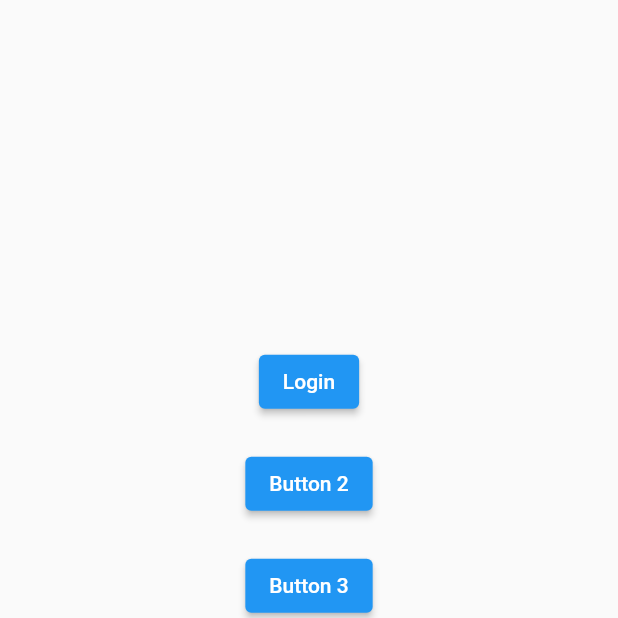
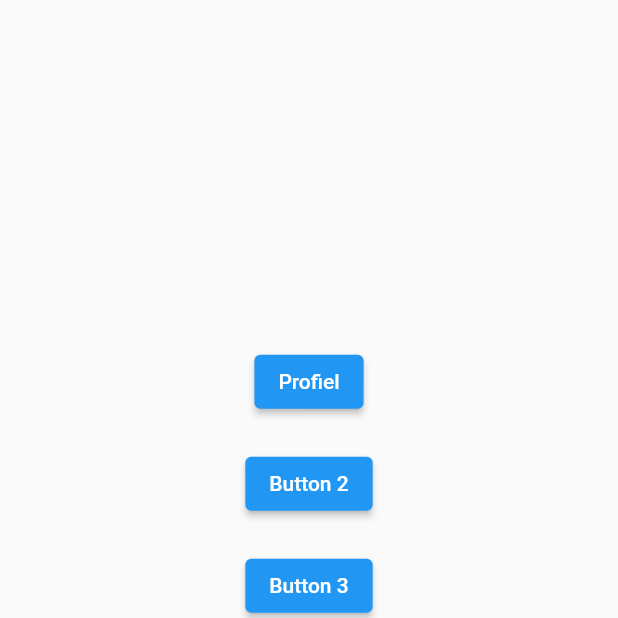
Before and after one commit to Lenaerts-Nestor/Project_Mobile_Development, a Flutter app: the screen it shows once a user with an empty profile is signed in, item 2 of the bottom bar chosen, on a phone screen of 412 x 824 dp, the top half of it. Run offline on Flutter 3.47's test engine with Material 2 defaults, Android fonts, the phone set to English and light mode, and no system bars; drawn by our look-alikes of google_nav_bar; our stand-ins replace cloud_firestore, firebase_auth, firebase_core; accounts and stored records are empty.

Commit message:
structureren van settings

```diff
--- a/lib/main.dart
+++ b/lib/main.dart
@@ -1,11 +1,8 @@
 // ignore_for_file: prefer_const_constructors
 
-import 'package:firebase_auth/firebase_auth.dart';
 import 'package:firebase_core/firebase_core.dart';
 import 'package:flutter/material.dart';
 import 'package:parkflow/firebase_options.dart';
-
-import 'package:parkflow/pages/login/loginPage.dart';
 import 'package:parkflow/pages/login/entrancePage.dart';
 
 Future<void> main() async {
--- a/lib/pages/home/homepage.dart
+++ b/lib/pages/home/homepage.dart
@@ -1,8 +1,8 @@
 import 'package:firebase_auth/firebase_auth.dart';
 import 'package:flutter/material.dart';
 import 'package:parkflow/components/navigationbar.dart';
-import 'package:parkflow/pages/settings/settingsPage.dart';
-import 'package:parkflow/pages/map/map.dart';
+import 'package:parkflow/pages/settings/settingsMain.dart';
+import 'package:parkflow/pages/settings/pages/voertuigenPage.dart';
 
 class HomePage extends StatefulWidget {
   const HomePage({Key? key}) : super(key: key);
@@ -21,7 +21,7 @@ class _HomePageState extends State<HomePage> {
 
   final List<Widget> _pages = [
     //map page?
-    MapPage(),
+    VoertuigenPage(),
     //setting page?
     SettingsPage(),
     //nog extra pages ?
--- a/lib/pages/login/signup/signUpPage.dart
+++ b/lib/pages/login/signup/signUpPage.dart
@@ -2,12 +2,9 @@ import 'package:cloud_firestore/cloud_firestore.dart';
 import 'package:firebase_auth/firebase_auth.dart';
 import 'package:flutter/gestures.dart';
 import 'package:flutter/material.dart';
-import 'package:flutter/src/widgets/framework.dart';
-import 'package:flutter/src/widgets/placeholder.dart';
-import 'package:flutter/widgets.dart';
-import 'package:parkflow/model/userModel.dart';
 
 import '../../../main.dart';
+import '../../../model/user.dart';
 
 class SignUpPage extends StatefulWidget {
   final Function() onClickedSignIn;
--- a/lib/pages/settings/profielPage.dart
+++ b/lib/pages/settings/pages/profielPage.dart
@@ -2,8 +2,6 @@
 
 import 'package:firebase_auth/firebase_auth.dart';
 import 'package:flutter/material.dart';
-import 'package:flutter/src/widgets/framework.dart';
-import 'package:flutter/src/widgets/placeholder.dart';
 
 class ProfielPage extends StatefulWidget {
   const ProfielPage({super.key});
@@ -15,7 +13,7 @@ class ProfielPage extends StatefulWidget {
 class _ProfielPageState extends State<ProfielPage> {
   @override
   Widget build(BuildContext context) {
-    final user = FirebaseAuth.instance.currentUser!;
+    late final user = FirebaseAuth.instance.currentUser!;
     return Center(
       child: Scaffold(
         appBar: AppBar(
@@ -28,6 +26,7 @@ class _ProfielPageState extends State<ProfielPage> {
               SizedBox(
                 height: 30,
               ),
+
             ],
           ),
         ),
--- a/lib/pages/settings/settingsPage.dart
+++ b/lib/pages/settings/settingsMain.dart
@@ -1,7 +1,7 @@
 // ignore_for_file: prefer_const_constructors
 
 import 'package:flutter/material.dart';
-import 'package:parkflow/pages/settings/profielPage.dart';
+import 'package:parkflow/pages/settings/pages/profielPage.dart';
 import '../../components/signOutComp.dart';
 
 class SettingsPage extends StatefulWidget {
@@ -30,7 +30,7 @@ class _SettingsPageState extends State<SettingsPage> {
                   ),
                 );
               },
-              child: const Text('Login'),
+              child: const Text('Profiel'),
             ),
             const SizedBox(height: 20),
             ElevatedButton(
```
Also changed, not shown: lib/pages/settings/pages/voertuigenPage.dart (renamed from lib/pages/map/map.dart, +12 -5 lines), lib/model/user.dart (renamed from lib/model/userModel.dart).
